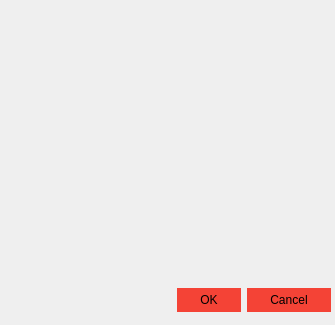
The window that customscheduling.ui (Davebudil/reporter) describes before a commit, drawn with Qt 5.
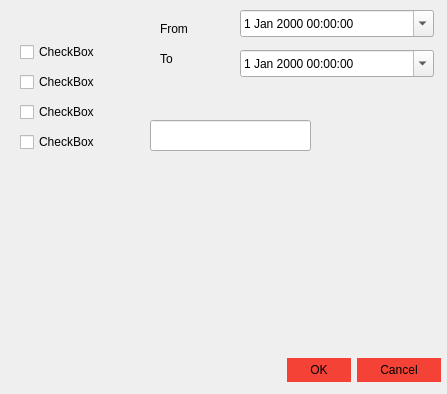
The same window after the commit. Icons and pictures are not drawn.

The edit to the form file:
```diff
--- a/customscheduling.ui
+++ b/customscheduling.ui
@@ -6,8 +6,8 @@
    <rect>
     <x>0</x>
     <y>0</y>
-    <width>335</width>
-    <height>325</height>
+    <width>447</width>
+    <height>394</height>
    </rect>
   </property>
   <property name="windowTitle">
@@ -16,8 +16,8 @@
   <widget class="QDialogButtonBox" name="buttonBox">
    <property name="geometry">
     <rect>
-     <x>110</x>
-     <y>280</y>
+     <x>220</x>
+     <y>350</y>
      <width>221</width>
      <height>41</height>
     </rect>
@@ -481,6 +481,120 @@
     <set>QDialogButtonBox::Cancel|QDialogButtonBox::Ok</set>
    </property>
   </widget>
+  <widget class="QLineEdit" name="lineEdit">
+   <property name="geometry">
+    <rect>
+     <x>150</x>
+     <y>120</y>
+     <width>161</width>
+     <height>31</height>
+    </rect>
+   </property>
+  </widget>
+  <widget class="QCheckBox" name="shiftCHeck">
+   <property name="geometry">
+    <rect>
+     <x>20</x>
+     <y>40</y>
+     <width>100</width>
+     <height>24</height>
+    </rect>
+   </property>
+   <property name="text">
+    <string>CheckBox</string>
+   </property>
+  </widget>
+  <widget class="QCheckBox" name="dailyCheck">
+   <property name="geometry">
+    <rect>
+     <x>20</x>
+     <y>70</y>
+     <width>100</width>
+     <height>24</height>
+    </rect>
+   </property>
+   <property name="text">
+    <string>CheckBox</string>
+   </property>
+  </widget>
+  <widget class="QCheckBox" name="monthlyCheck">
+   <property name="geometry">
+    <rect>
+     <x>20</x>
+     <y>100</y>
+     <width>100</width>
+     <height>24</height>
+    </rect>
+   </property>
+   <property name="text">
+    <string>CheckBox</string>
+   </property>
+  </widget>
+  <widget class="QCheckBox" name="weeklyCheck">
+   <property name="geometry">
+    <rect>
+     <x>20</x>
+     <y>130</y>
+     <width>100</width>
+     <height>24</height>
+    </rect>
+   </property>
+   <property name="text">
+    <string>CheckBox</string>
+   </property>
+  </widget>
+  <widget class="QDateTimeEdit" name="dateFrom">
+   <property name="geometry">
+    <rect>
+     <x>240</x>
+     <y>10</y>
+     <width>194</width>
+     <height>27</height>
+    </rect>
+   </property>
+   <property name="calendarPopup">
+    <bool>true</bool>
+   </property>
+  </widget>
+  <widget class="QDateTimeEdit" name="dateTo">
+   <property name="geometry">
+    <rect>
+     <x>240</x>
+     <y>50</y>
+     <width>194</width>
+     <height>27</height>
+    </rect>
+   </property>
+   <property name="calendarPopup">
+    <bool>true</bool>
+   </property>
+  </widget>
+  <widget class="QLabel" name="label">
+   <property name="geometry">
+    <rect>
+     <x>160</x>
+     <y>20</y>
+     <width>74</width>
+     <height>18</height>
+    </rect>
+   </property>
+   <property name="text">
+    <string>From</string>
+   </property>
+  </widget>
+  <widget class="QLabel" name="label_2">
+   <property name="geometry">
+    <rect>
+     <x>160</x>
+     <y>50</y>
+     <width>74</width>
+     <height>18</height>
+    </rect>
+   </property>
+   <property name="text">
+    <string>To</string>
+   </property>
+  </widget>
  </widget>
  <resources/>
  <connections>
```
